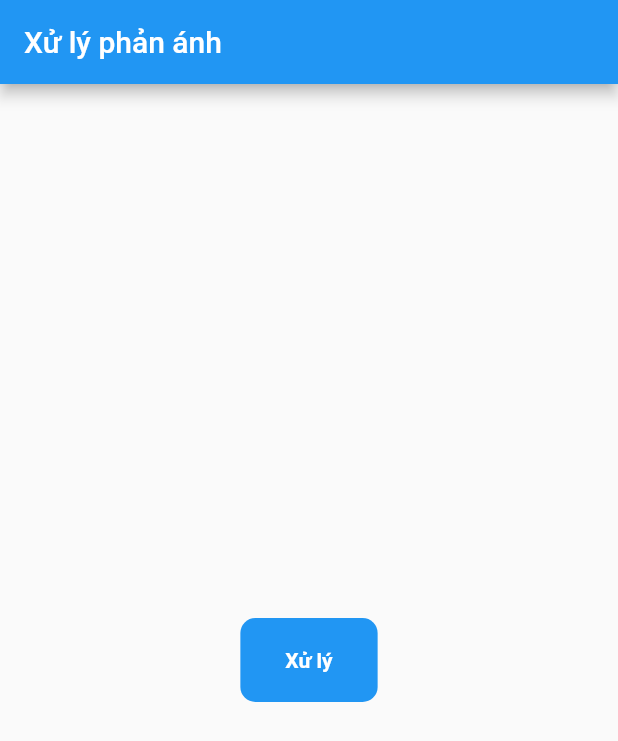
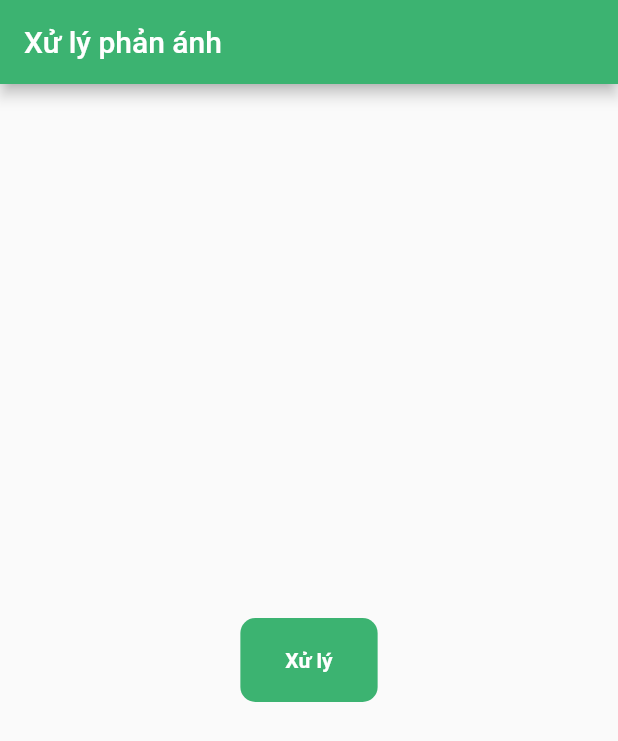
Before and after one commit to truongphat411/phan_anh, a Flutter app: the screen it shows after launch, on a phone screen of 412 x 824 dp. Shown: the top 741 px of the screen. Run offline on Flutter 3.47's test engine with Material 2 defaults, Android fonts, the light colour scheme and no system bars; our stand-ins replace dio, syncfusion_flutter_datepicker.

Commit message:
update code

```diff
--- a/lib/main.dart
+++ b/lib/main.dart
@@ -1,5 +1,6 @@
 import 'package:flutter/material.dart';
 import 'package:phan_anh/modules/pages/pages.dart';
+import 'package:phan_anh/utils/utils.dart';
 
 void main() {
   runApp(const MyApp());
@@ -10,12 +11,8 @@ class MyApp extends StatelessWidget {
 
   @override
   Widget build(BuildContext context) {
-    return MaterialApp(
-      title: 'Flutter Demo',
-      theme: ThemeData(
-        primarySwatch: Colors.blue,
-      ),
-      home: const MyHomePage(),
+    return const MaterialApp(
+      home: MyHomePage(),
     );
   }
 }
@@ -33,6 +30,7 @@ class _MyHomePageState extends State<MyHomePage> {
   Widget build(BuildContext context) {
     return Scaffold(
       appBar: AppBar(
+        backgroundColor: ColorSelect.mainColor,
         title: const Text('Xử lý phản ánh'),
       ),
       body: Center(
@@ -46,10 +44,10 @@ class _MyHomePageState extends State<MyHomePage> {
           child: Container(
             padding: const EdgeInsets.symmetric(horizontal: 30,vertical: 20),
             decoration: BoxDecoration(
-              color: Colors.blue,
+              color: ColorSelect.mainColor,
               borderRadius: BorderRadius.circular(10)
             ),
-            child: const Text('Xử lý', style: TextStyle(color: Colors.white,fontWeight: FontWeight.bold),),
+            child: Text('Xử lý', style: TextStyle(color: ColorSelect.primaryColor,fontWeight: FontWeight.bold),),
           ),
         )
       ),
--- a/lib/modules/components/loading_widget.dart
+++ b/lib/modules/components/loading_widget.dart
@@ -1,4 +1,6 @@
 import 'package:flutter/material.dart';
+
+import '../../utils/utils.dart';
 
 class LoadingWidget extends StatelessWidget {
   final bool isImage;
@@ -7,9 +9,9 @@ class LoadingWidget extends StatelessWidget {
 
   @override
   Widget build(BuildContext context) {
-    return const Center(
+    return Center(
       child: CircularProgressIndicator(
-        color: Colors.blue,
+          valueColor: AlwaysStoppedAnimation<Color>(ColorSelect.mainColor)
       ),
     );
   }
--- /dev/null
+++ b/lib/utils/constants.dart
@@ -0,0 +1,13 @@
+import 'dart:ui';
+
+class ColorSelect {
+  static Color statusBarColor = const Color(0xFF66cdaa);
+  static Color mainColor = const Color(0xFF3cb371);
+  static Color tabBarColor = const Color(0xFF1520A6);
+  static Color backGroundColor = const Color(0xFFe0ffff);
+  static Color primaryColor = const Color(0xFFffffff);
+  static Color secondaryColor = const Color(0xFFffffff);
+  static Color textFocusColor = const Color(0xFF1520A6);
+  static Color textUnFocusColor = const Color(0xFFc0c0c0);
+  static Color textColor = const Color(0xFF000000);
+}
--- /dev/null
+++ b/lib/utils/utils.dart
@@ -0,0 +1 @@
+export 'package:phan_anh/utils/constants.dart';
```
Also changed, not shown: lib/modules/components/body_builder.dart (+8 -4 lines), lib/modules/pages/phananh_page.dart (+140 -71 lines), lib/modules/providers/phananh_provider.dart (+8 -0 lines).
